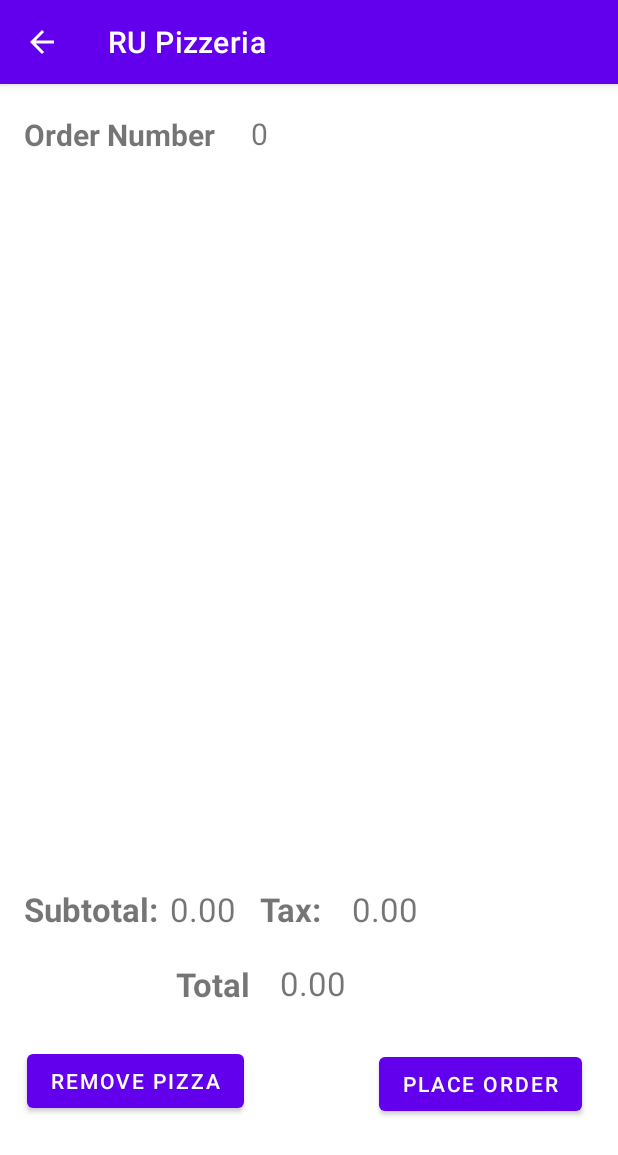
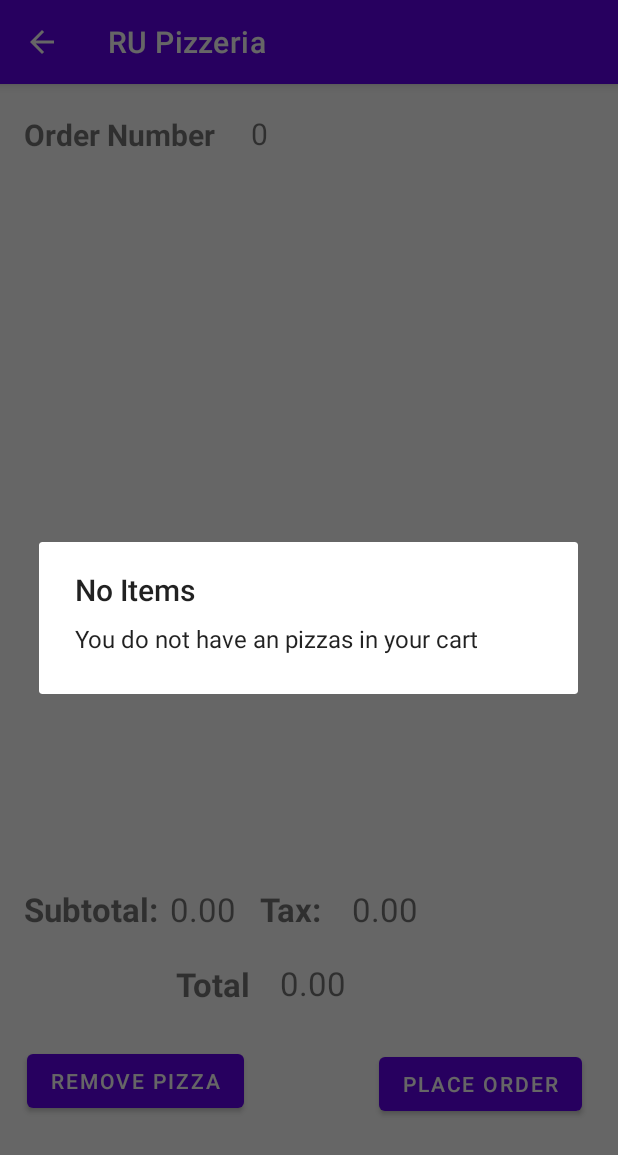
Before and after one commit to nlluen/RU_Pizzeria_Android, an Android app: the CurrentOrderActivity screen opened directly, with no data from a screen before it, after a tap on "REMOVE PIZZA", on a phone screen of 412 x 824 dp. Shown: the top 1155 px of the screen. Run offline under Robolectric (Android 15) with nearby library versions, the phone set to English and light mode, and no system bars; 1 statement that could not run was skipped.

Commit message:
no orders fix

```diff
--- a/app/src/main/java/com/example/ru_pizzeria_android/CurrentOrderActivity.java
+++ b/app/src/main/java/com/example/ru_pizzeria_android/CurrentOrderActivity.java
@@ -5,6 +5,7 @@ import static com.example.ru_pizzeria_android.MainActivity.pizzaOrder;
 import static com.example.ru_pizzeria_android.MainActivity.totalOrders;
 
 import androidx.appcompat.app.ActionBar;
+import androidx.appcompat.app.AlertDialog;
 import androidx.appcompat.app.AppCompatActivity;
 
 import android.annotation.SuppressLint;
@@ -102,12 +103,20 @@ public class CurrentOrderActivity extends AppCompatActivity {
     }
 
     public void remove() {
+        if (pizzaOrders.size() > 0) {
             order_list = findViewById(R.id.order_list);
             pizzaOrders.remove(pizzaOrders.get(index));
             ArrayAdapter<String> adapter = new ArrayAdapter<>(this, android.R.layout.simple_list_item_1, pizzaOrders);
             order_list.setAdapter(adapter);
             order.getPizzas().remove(index);
             calc();
+        }else{
+            AlertDialog.Builder alert = new AlertDialog.Builder(this);
+            alert.setTitle("No Items");
+            alert.setMessage("You do not have an pizzas in your cart");
+            AlertDialog dialog = alert.create();
+            dialog.show();
+        }
     }
 
     public void placeOrder() {
```
Lines whose indentation alone changed are shown as unchanged.
